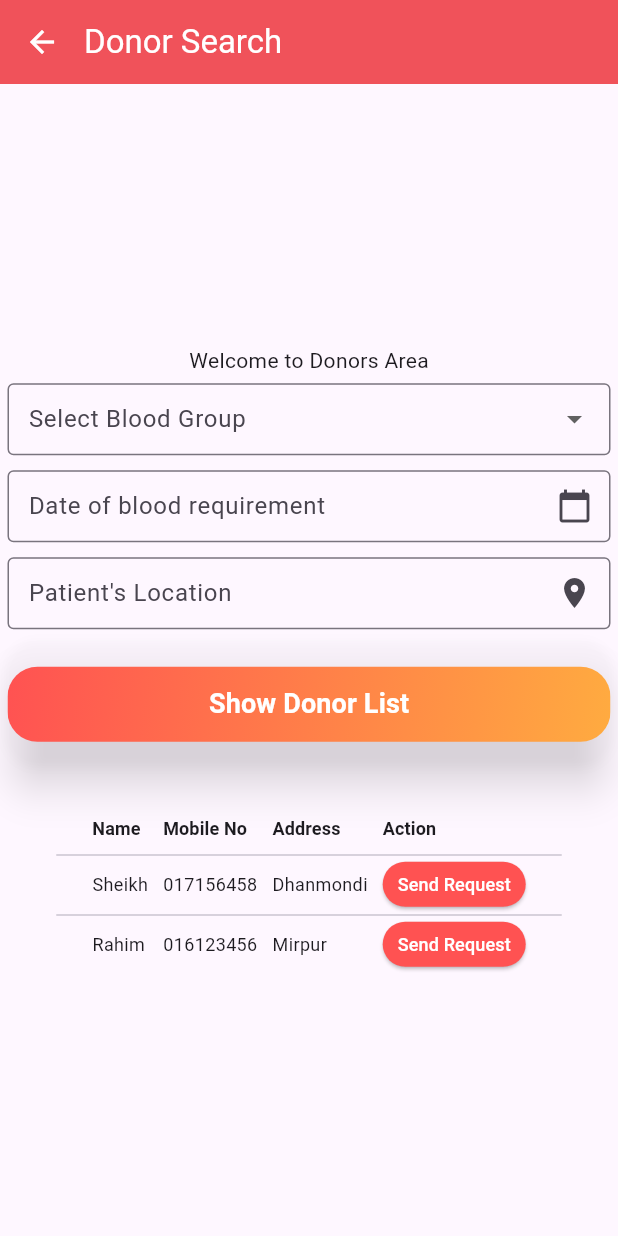
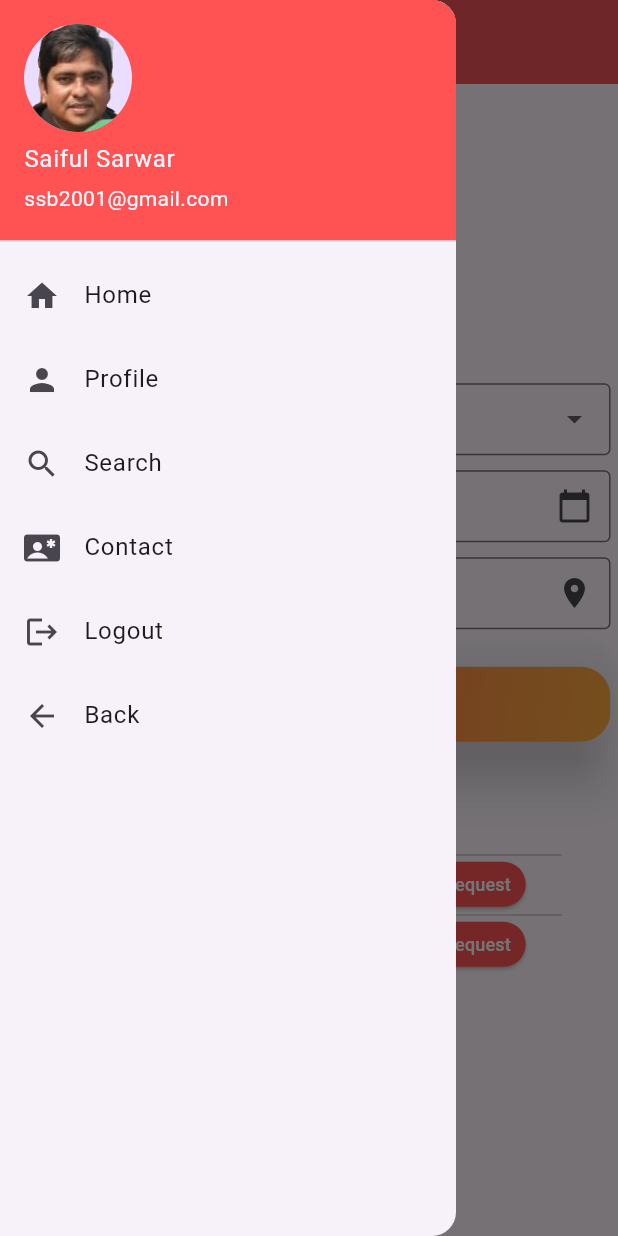
Before and after one commit to saifthpb/blood_sea, a Flutter app: the donorSearchFragment screen opened directly, with the side drawer open (before the commit the screen has no drawer), on a phone screen of 412 x 824 dp. Run offline on Flutter 3.47's test engine with Material 3 defaults, Android fonts, the phone set to English and light mode, and no system bars; our stand-ins replace shared_preferences; accounts and stored records are empty.

Commit message:
donor search fragment added by drawer

```diff
--- a/lib/fragments/donorSearchFragment.dart
+++ b/lib/fragments/donorSearchFragment.dart
@@ -1,5 +1,13 @@
-import 'package:flutter/cupertino.dart';
+import 'package:blood_sea/fragments/notificationFragment.dart';
+import 'package:blood_sea/fragments/shareFragment.dart';
+import 'package:blood_sea/loginActivity.dart';
 import 'package:flutter/material.dart';
+import 'package:shared_preferences/shared_preferences.dart'; // For session management
+import 'package:blood_sea/fragments/donorSearchFragment.dart';
+import 'package:blood_sea/fragments/homeFragment.dart';
+import 'package:blood_sea/fragments/profileFragment.dart';
+import 'package:blood_sea/fragments/searchFragment.dart';
+import 'package:blood_sea/fragments/contactFragment.dart';
 
 class donorSearchFragment extends StatefulWidget {
   @override
@@ -34,6 +42,18 @@ class _DonorSearchFragmentState extends State<donorSearchFragment> {
     {'name': 'Kamal Hossain', 'mobile': '018452367', 'address': 'Banani, Dhaka'},
     {'name': 'Rashid Khan', 'mobile': '015762341', 'address': 'Gulshan, Dhaka'},
   ];
+
+  // Logout functionality using SharedPreferences (or Firebase if preferred)
+  Future<void> _logout() async {
+    SharedPreferences prefs = await SharedPreferences.getInstance();
+    prefs.remove('isLoggedIn'); // Clear login session data
+
+    // Navigate to the login screen after logging out
+    Navigator.pushReplacement(
+      context,
+      MaterialPageRoute(builder: (context)=> loginActivity()),
+    );
+  }
 
   @override
   Widget build(BuildContext context) {
@@ -288,6 +308,79 @@ class _DonorSearchFragmentState extends State<donorSearchFragment> {
           ],
         ),
       ),
+      drawer: Drawer(
+        child: ListView(
+          padding: EdgeInsets.zero,
+          children: [
+            UserAccountsDrawerHeader(
+              decoration: BoxDecoration(color: Colors.redAccent),
+              accountName: Text("Saiful Sarwar"),
+              accountEmail: Text("ssb2001@gmail.com"),
+              currentAccountPicture: CircleAvatar(
+                backgroundImage: AssetImage('assets/ssbf.png'),
+              ),
+            ),
+            ListTile(
+              leading: Icon(Icons.home),
+              title: Text("Home"),
+              onTap: () {
+                Navigator.pop(context);
+                Navigator.push(context,
+                  MaterialPageRoute(builder: (context)=> homeFragment()),);
+              },
+            ),
+            ListTile(
+              leading: Icon(Icons.person),
+              title: Text("Profile"),
+              onTap: () {
+                Navigator.pop(context);
+                // Navigate to profile fragment
+                Navigator.push(
+                  context,
+                  MaterialPageRoute(builder: (context) => profileFragment()),);
+              },
+            ),
+            ListTile(
+              leading: Icon(Icons.search),
+              title: Text("Search"),
+              onTap: () {
+                Navigator.pop(context);
+                // Navigate to search fragment
+                Navigator.push(
+                  context,
+                  MaterialPageRoute(builder: (context) => searchFragment()),);
+              },
+            ),
+            ListTile(
+              leading: Icon(Icons.contact_emergency),
+              title: Text("Contact"),
+              onTap: () {
+                Navigator.pop(context);
+                // Navigate to contact page
+                Navigator.push(
+                  context,
+                  MaterialPageRoute(builder: (context) => contactFragment()),);
+              },
+            ),
+            ListTile(
+              leading: Icon(Icons.logout),
+              title: Text("Logout"),
+              onTap: () {
+                // Implement logout functionality
+                _logout();
+              },
+            ),
+            ListTile(
+              leading: Icon(Icons.arrow_back),
+              title: Text("Back"),
+              onTap: () {
+                Navigator.pop(context);
+              },
+            ),
+          ],
+        ),
+      ),
+
     );
   }
 }
```
